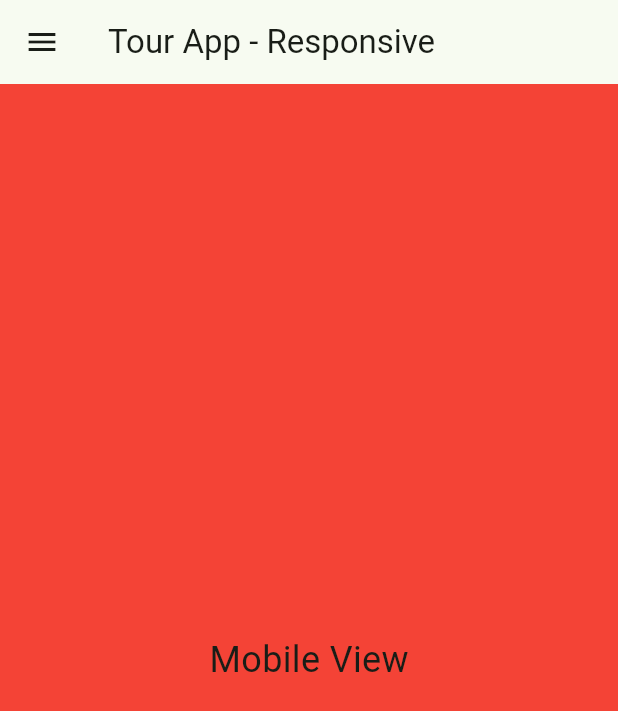
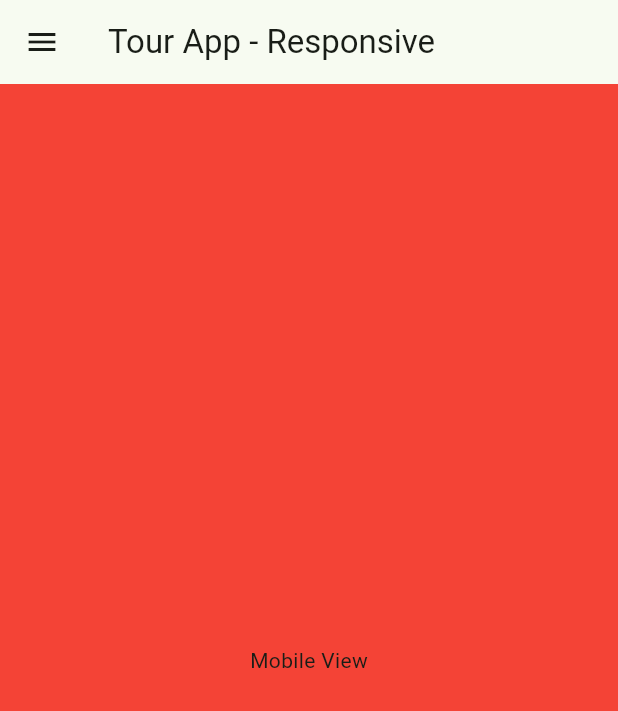
Before and after one commit to dinmukhamednurkaliyev/flutter_responsive_app, a Flutter app: the screen it shows after launch, on a phone screen of 412 x 824 dp. Shown: the top 711 px of the screen. Run offline on Flutter 3.47's test engine with Material 3 defaults, Android fonts, the phone set to English and light mode, and no system bars; our stand-ins replace auto_size_text.

Commit message:
feat(responsive): improve UI responsiveness for tablet and mobile

```diff
--- a/lib/main.dart
+++ b/lib/main.dart
@@ -13,10 +13,7 @@ class MyApp extends StatelessWidget {
     return MaterialApp(
       debugShowCheckedModeBanner: false,
       title: 'Tour App - Responsive',
-      theme: ThemeData(
-        colorSchemeSeed: Colors.green,
-        textTheme: const TextTheme(bodyMedium: TextStyle(fontSize: 24)),
-      ),
+      theme: ThemeData(colorSchemeSeed: Colors.green),
       home: const HomePage(),
     );
   }
--- a/lib/pages/home_page.dart
+++ b/lib/pages/home_page.dart
@@ -1,5 +1,6 @@
 import 'package:flutter/material.dart';
 import 'package:flutter_responsive_app/widgets/drawer_widget.dart';
+import 'package:flutter_responsive_app/widgets/place_gallery_widget.dart';
 import 'package:flutter_responsive_app/widgets/responsive_widget.dart';
 
 class HomePage extends StatelessWidget {
@@ -29,9 +30,11 @@ Widget buildMobile() {
 }
 
 Widget buildTablet() {
-  return Container(
-    color: Colors.blue,
-    child: const Center(child: Text('Tablet View')),
+  return Row(
+    children: [
+      Expanded(flex: 2, child: DrawerWidget()),
+      Expanded(flex: 5, child: PlaceGalleryWidget()),
+    ],
   );
 }
 
```
Also changed, not shown: lib/widgets/drawer_widget.dart (+17 -6 lines), lib/widgets/grid_item_widget.dart (+14 -2 lines), lib/widgets/place_detail_widget.dart (+26 -9 lines).
